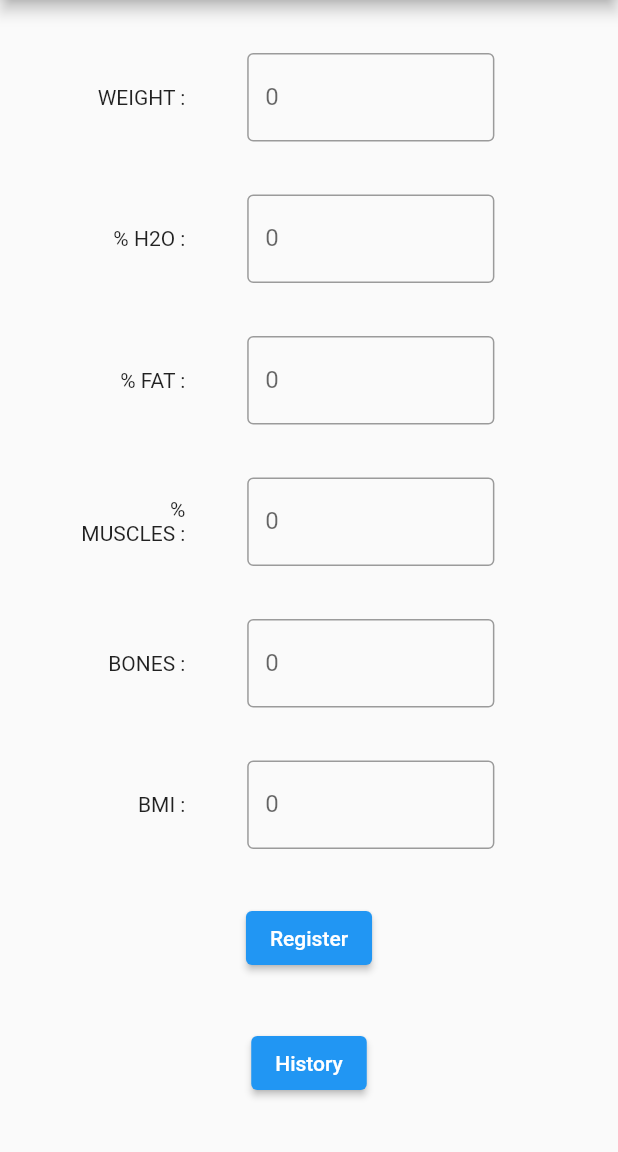
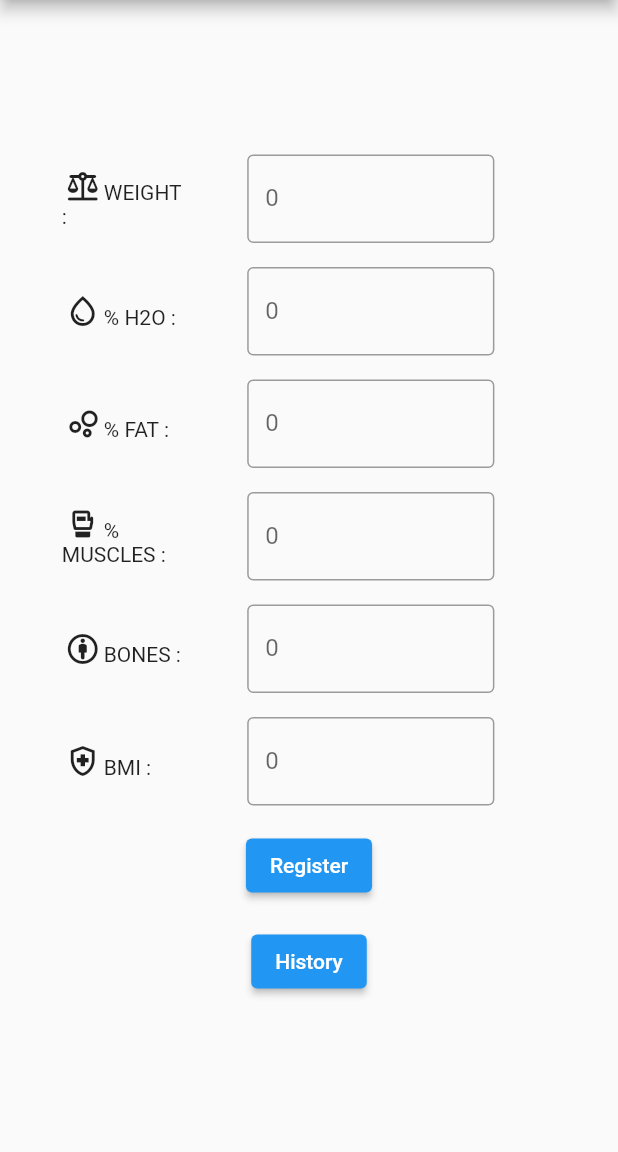
Before and after one commit to CalebSlot/HealthDiary, a Flutter app: the screen it shows after launch, on a phone screen of 412 x 824 dp, the part 84-1236 px from its top. Run offline on Flutter 3.47's test engine with Material 2 defaults, Android fonts, the phone set to English and light mode, and no system bars; our stand-ins replace csv, shared_preferences.

Commit message:
added icons and vertical scrolling to health form

```diff
--- a/lib/Screens/ScreenHome/ScreenHome.dart
+++ b/lib/Screens/ScreenHome/ScreenHome.dart
@@ -13,7 +13,9 @@ class ScreenHome extends StatelessWidget {
           title: const Text('Health Diary!'),
         ),
         // Change to buildColumn() for the other column example
-        body:  Center(child: HealthForm(fileUtils: FileUtils())),
-      );
+        body:  Center(child: SingleChildScrollView(
+       scrollDirection: Axis.vertical,
+        child:HealthForm(fileUtils: FileUtils())),
+      ));
   }
  }
--- a/lib/Screens/ScreenHome/components/HealthForm.dart
+++ b/lib/Screens/ScreenHome/components/HealthForm.dart
@@ -57,13 +57,27 @@ List<List<dynamic>>? _csvLoadData;
     return  Column(
         mainAxisAlignment: MainAxisAlignment.spaceEvenly,
         children: [
-          buildRow('WEIGHT :','0',weightController),
-          buildRow('% H2O :','0',h2oController),
-          buildRow('% FAT :','0',fatController),
-          buildRow('% MUSCLES :','0',muscleController),
-          buildRow('BONES :','0',bonesController),
-          buildRow('BMI :','0',bmiController),
-           ElevatedButton(
+        Padding(
+        padding: const EdgeInsets.fromLTRB(0,8.0,0,8.0),
+        child:buildRow('WEIGHT :','0',weightController,const Icon(Icons.balance_rounded))),
+        Padding(
+        padding: const EdgeInsets.fromLTRB(0,8.0,0,8.0),
+        child:buildRow('% H2O :','0',h2oController,const Icon(Icons.water_drop_outlined))),
+        Padding(
+        padding: const EdgeInsets.fromLTRB(0,8.0,0,8.0),
+        child:buildRow('% FAT :','0',fatController,const Icon(Icons.bubble_chart_outlined))),
+        Padding(
+        padding: const EdgeInsets.fromLTRB(0,8.0,0,8.0),
+        child:buildRow('% MUSCLES :','0',muscleController,const Icon(Icons.sports_mma_outlined))),
+        Padding(
+        padding: const EdgeInsets.fromLTRB(0,8.0,0,8.0),
+        child:buildRow('BONES :','0',bonesController,const Icon(Icons.attribution_rounded))),
+        Padding(
+        padding: const EdgeInsets.fromLTRB(0,8.0,0,8.0),
+        child:buildRow('BMI :','0',bmiController,const Icon(Icons.health_and_safety_outlined ))),
+        Padding(
+        padding: const EdgeInsets.fromLTRB(0,8.0,0,8.0),
+        child:   ElevatedButton(
                     style: ButtonStyle(
             backgroundColor: MaterialStateProperty.all(Colors.blue)),
 
@@ -139,8 +153,10 @@ actions: [
             },
           );
                   },
-                ),
-            ElevatedButton(
+                )),
+          Padding(
+        padding: const EdgeInsets.fromLTRB(0,8.0,0,8.0),
+        child:  ElevatedButton(
                     style: ButtonStyle(
             backgroundColor: MaterialStateProperty.all(Colors.blue)),
                   child: const Text('History'),
@@ -160,7 +176,7 @@ actions: [
                   }
 
                   },
-                )  ,
+                ))  ,
 
 
         ],
@@ -184,11 +200,13 @@ actions: [
       child: Container(
           child: Text(value,textAlign: TextAlign.start)))),],);
       }
-      Widget buildRow(String name,String value,TextEditingController fieldController) =>
+      Widget buildRow(String name,String value,TextEditingController fieldController,Icon textIcon) =>
       // #docregion Row
       Row(
+
         mainAxisAlignment: MainAxisAlignment.spaceAround,
         children: [
+
             Expanded(
             flex: 1,
             child:
@@ -196,7 +214,21 @@ actions: [
           Expanded(
             flex: 2,
             child:
-          Text(name,textAlign: TextAlign.right)),
+          RichText(
+  text: TextSpan(
+    style: Theme.of(context).textTheme.bodyMedium,
+    children:  [
+      WidgetSpan(
+        child: Padding(
+          padding: const EdgeInsets.symmetric(horizontal: 2.0),
+          child: textIcon,
+        ),
+      ),
+      TextSpan(text: name),
+
+    ],
+  ),
+)),
            Expanded(
             flex: 1,
             child:
@@ -206,12 +238,12 @@ actions: [
           child:
                   TextField(
                     controller: fieldController,
-                     keyboardType: TextInputType.numberWithOptions(signed:false,decimal:true),
+                     keyboardType: const TextInputType.numberWithOptions(signed:false,decimal:true),
             inputFormatters: [
     FilteringTextInputFormatter.allow(RegExp(r'^\d+\.?\d{0,1}'))
 ],
                     decoration:  InputDecoration(
-                      border: OutlineInputBorder(),
+                      border: const OutlineInputBorder(),
                       labelText: value,
                       hintText: 'Enter Your $name',
                     ),
```
